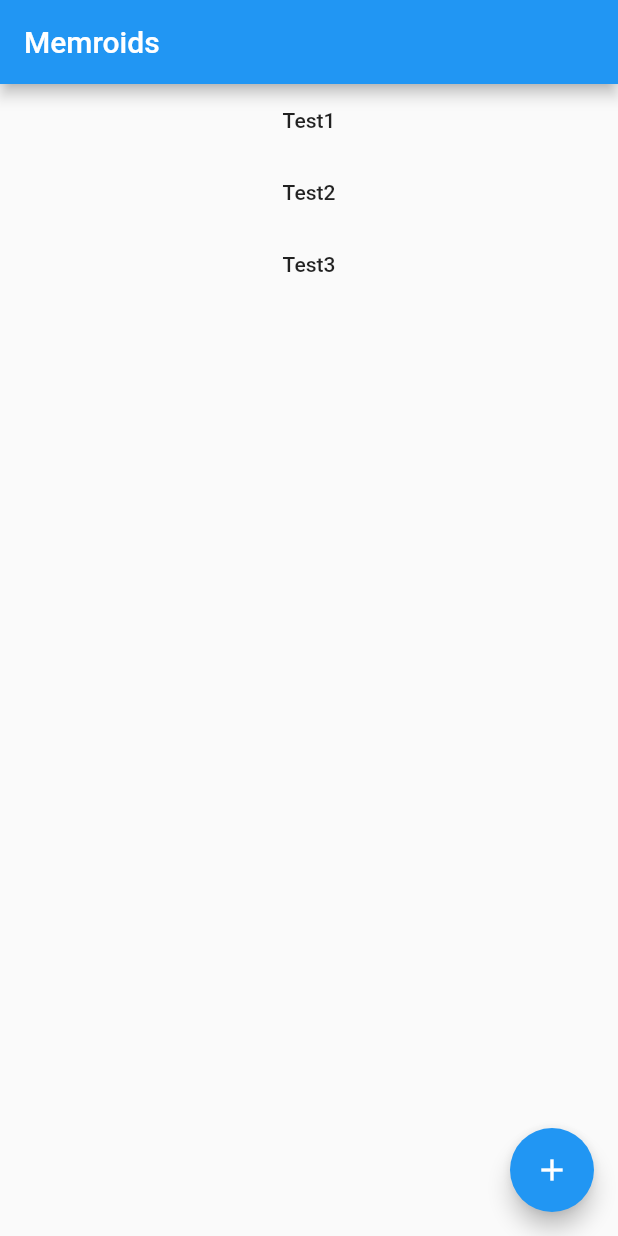
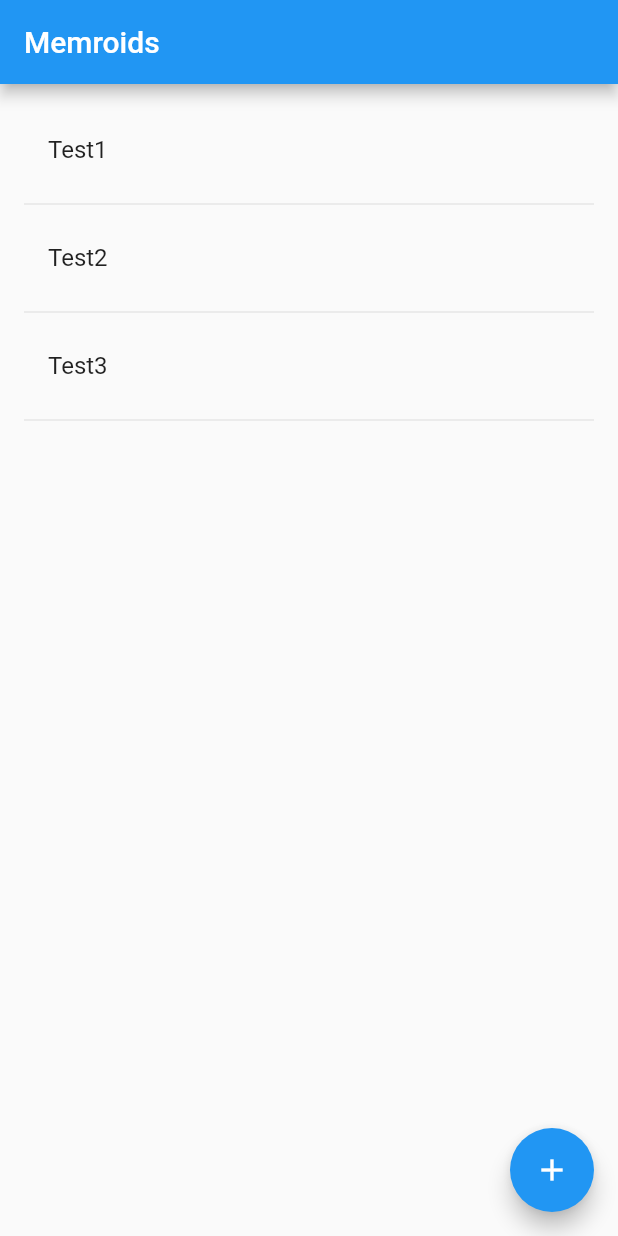
Before and after one commit to BKitor/MemroidsFlutter, a Flutter app: the screen it shows after launch, on a phone screen of 412 x 824 dp. Run offline on Flutter 3.47's test engine with Material 2 defaults, Android fonts, the phone set to English and light mode, and no system bars.

Commit message:
slowly figuring out the navigation system, can delete things from the list

```diff
--- a/lib/main_memory_list.dart
+++ b/lib/main_memory_list.dart
@@ -10,7 +10,6 @@ class MainMemoryList extends StatefulWidget {
 
   @override
   State<StatefulWidget> createState() {
-    // TODO: implement createState
     return _MainMemoryListState(memories);
   }
 }
@@ -25,20 +24,7 @@ class _MainMemoryListState extends State<MainMemoryList> {
       appBar: AppBar(
         title: Text("Memroids"),
       ),
-      body: ListView.builder(
-        itemCount: memories.length,
-        itemBuilder: (context, index) {
-          return FlatButton(
-            onPressed: () {
-              Navigator.push(
-                  context,
-                  MaterialPageRoute(
-                      builder: (context) => MemoryView(memories[index])));
-            },
-            child: Text(memories[index].name),
-          );
-        },
-      ),
+      body: _buildMemoryList(),
       floatingActionButton: FloatingActionButton(
         onPressed: onNewMemPressed,
         child: Icon(Icons.add),
@@ -46,8 +32,40 @@ class _MainMemoryListState extends State<MainMemoryList> {
     );
   }
 
-  void onNewMemPressed(){
+  Widget _buildMemoryList() {
+    return ListView.builder(
+      padding: const EdgeInsets.all(16),
+      itemBuilder: (BuildContext _context, int i) {
+        if (i.isOdd) {
+          return Divider();
+        }
+        final int index = i ~/ 2;
+        return _buildMemoryRow(memories[index]);
+      },
+      itemCount: memories.length*2,
+    );
+  }
+
+  Widget _buildMemoryRow(Memory mem) {
+    return ListTile(
+      title: Text(mem.name),
+      onTap: () {
+        Navigator.push<Memory>(context,
+                MaterialPageRoute(builder: (context) => MemoryView(mem)))
+            .then((Memory modifiedMem) {
+          setState(() {
+            if (modifiedMem != null) {
+              mem = modifiedMem;
+            }else{
+              memories.remove(mem);
+            }
+          });
+        });
+      },
+    );
+  }
+
+  void onNewMemPressed() {
     Future<Memory> newMem = Navigator.pushNamed<Memory>(context, '/newMem');
   }
-
 }
--- a/lib/memory_view.dart
+++ b/lib/memory_view.dart
@@ -15,7 +15,7 @@ class MemoryView extends StatelessWidget {
           IconButton(
             icon: Icon(Icons.check),
             onPressed: () {
-              Navigator.pop(context);
+              Navigator.pop(context, mem);
             },
           )
         ],
```
